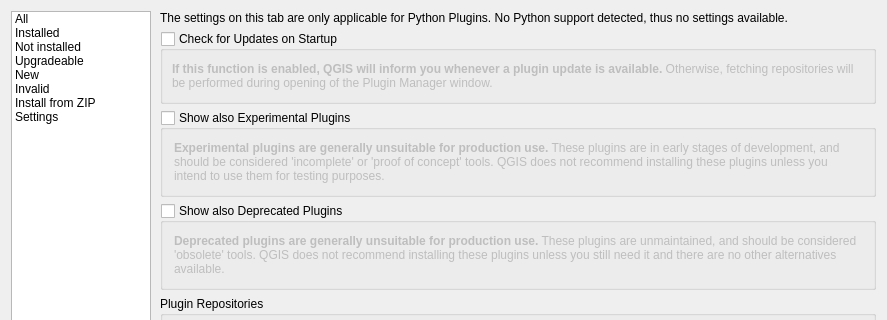
Above: src/ui/qgspluginmanagerbase.ui from qgis/QGIS before the change; both pictures show x 0 to 887 and y 0 to 320 of the 887 by 741 pixel window. Below: the same form after it.
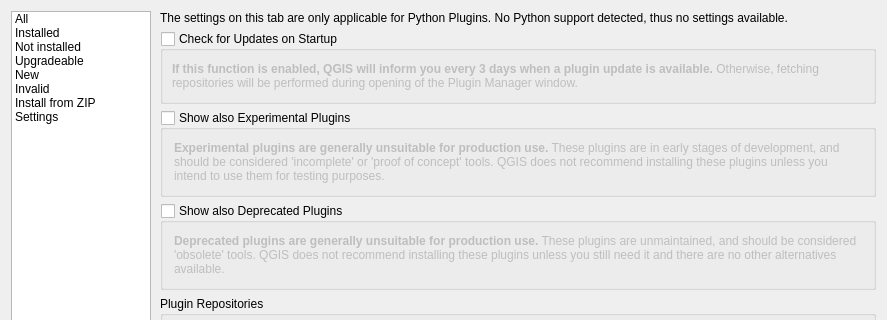
That is the form after the change. The open tabs and pages were chosen to show the change. Icons and pictures are not drawn. Custom widgets are drawn as their Qt base class.

Commit message:
QGIS informs every 3 days
ref https://github.com/qgis/QGIS/pull/50206

Diff of the .ui file:
```diff
--- a/src/ui/qgspluginmanagerbase.ui
+++ b/src/ui/qgspluginmanagerbase.ui
@@ -940,7 +940,7 @@
                         </size>
                        </property>
                        <property name="text">
-                        <string>&lt;html&gt;&lt;head/&gt;&lt;body&gt;&lt;p&gt;&lt;span style=&quot; font-weight:600;&quot;&gt;If this function is enabled, QGIS will inform you whenever a plugin update is available.&lt;/span&gt; Otherwise, fetching repositories will be performed during opening of the Plugin Manager window.&lt;/p&gt;&lt;/body&gt;&lt;/html&gt;</string>
+                        <string>&lt;html&gt;&lt;head/&gt;&lt;body&gt;&lt;p&gt;&lt;span style=&quot; font-weight:600;&quot;&gt;If this function is enabled, QGIS will inform you every 3 days when a plugin update is available.&lt;/span&gt; Otherwise, fetching repositories will be performed during opening of the Plugin Manager window.&lt;/p&gt;&lt;/body&gt;&lt;/html&gt;</string>
                        </property>
                        <property name="wordWrap">
                         <bool>true</bool>
```
